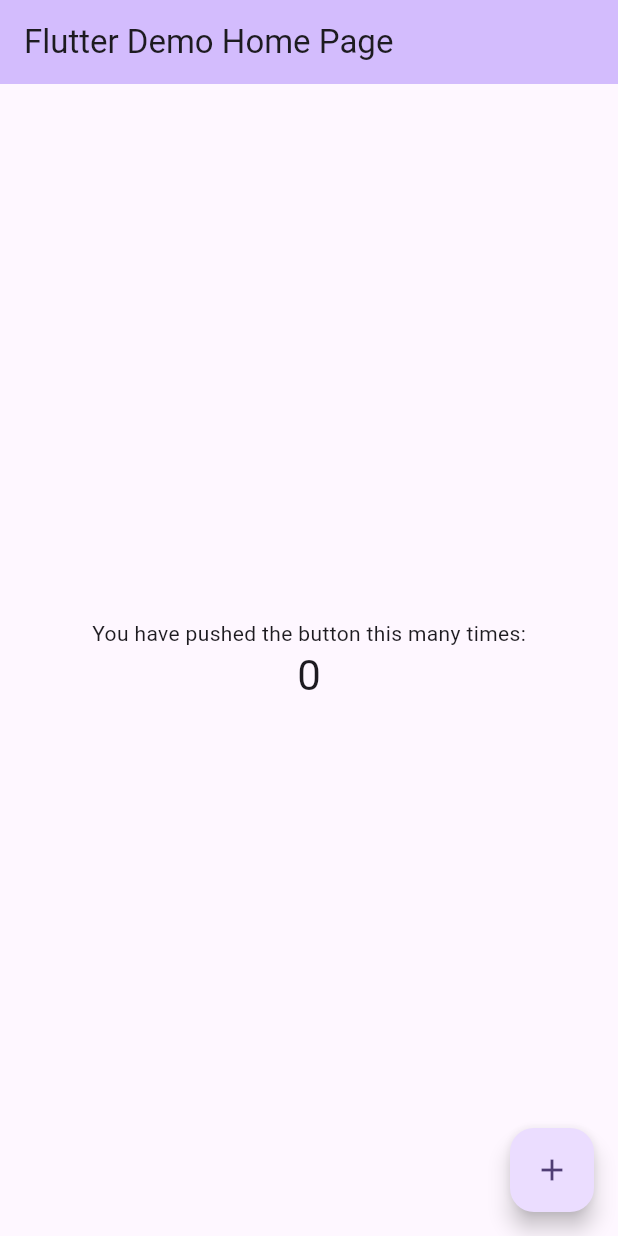
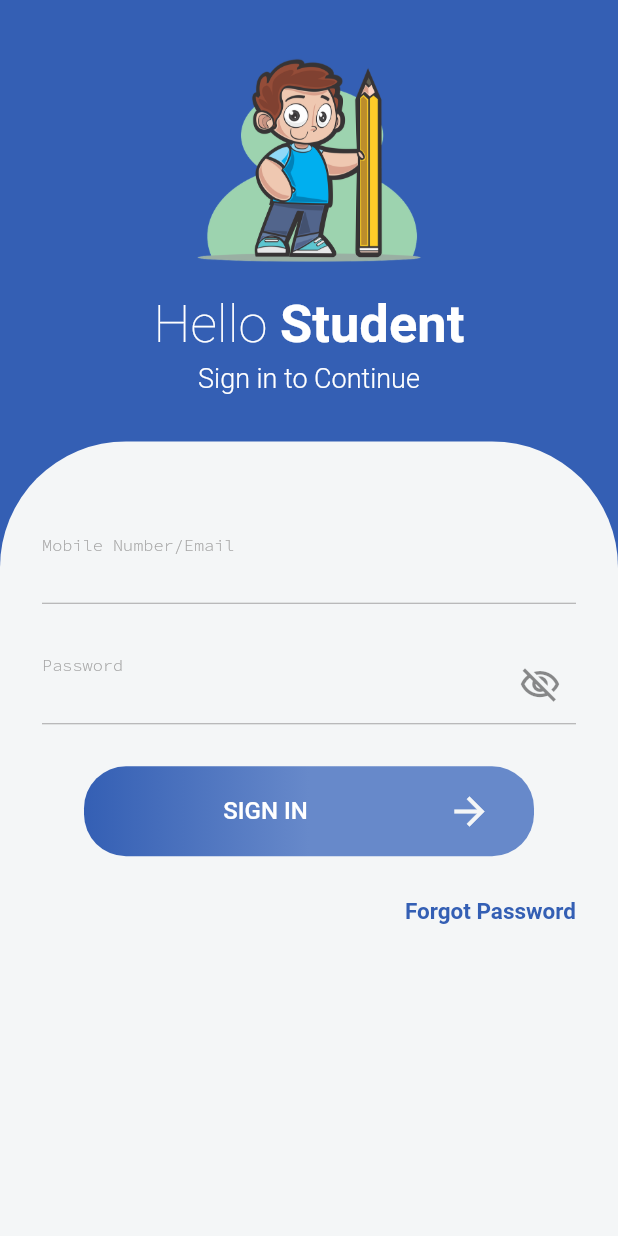
Before and after one commit to KABITATHUYAJU98/school_app_flutter, a Flutter app: the screen it shows after launch, on a phone screen of 412 x 824 dp. Run offline on Flutter 3.47's test engine with Material 2 defaults, Android fonts, the phone set to English and light mode, and no system bars; our stand-ins replace google_fonts.

Commit message:
'added_login_screen'

```diff
--- /dev/null
+++ b/lib/components/custom_buttons.dart
@@ -0,0 +1,51 @@
+import 'package:flutter/material.dart';
+import 'package:hamro_vidyalaya/constants.dart';
+
+class DefaultButton extends StatelessWidget {
+  final VoidCallback onPress;
+  final String title;
+  final IconData iconData;
+
+  const DefaultButton(
+      {Key? key,
+      required this.onPress,
+      required this.title,
+      required this.iconData})
+      : super(key: key);
+
+  @override
+  Widget build(BuildContext context) {
+    return InkWell(
+      onTap: onPress,
+      child: Container(
+        margin: const EdgeInsets.only(
+          left: kDefaultPadding,
+          right: kDefaultPadding,
+        ),
+        padding: const EdgeInsets.only(right: kDefaultPadding),
+        width: double.infinity,
+        height: 60.0,
+        decoration: BoxDecoration(
+            gradient: const LinearGradient(
+                colors: [kPrimaryColor, kSecondaryColor],
+                begin: FractionalOffset(0.0, 0.0),
+                end: FractionalOffset(0.5, 0.0),
+                stops: [0.0, 1.0],
+                tileMode: TileMode.clamp),
+            borderRadius: BorderRadius.circular(kDefaultPadding)),
+        child: Row(children: [
+          const Spacer(),
+          Text(
+            title,
+            style: Theme.of(context)
+                .textTheme
+                .bodyMedium!
+                .copyWith(fontWeight: FontWeight.w500, fontSize: 16.0),
+          ),
+          const Spacer(),
+          Icon(iconData, size: 30.0, color: kOtherColor),
+        ]),
+      ),
+    );
+  }
+}
--- a/lib/constants.dart
+++ b/lib/constants.dart
@@ -4,17 +4,21 @@ import 'package:flutter/material.dart';
 const Color kPrimaryColor = Color(0xFF345FB4);
 const Color kSecondaryColor = Color(0xFF6789CA);
 const Color kTextBlackColor = Color(0xFF313131);
-const Color kTextWhiteColor = Color(0xFF777777);
-const Color kContainerColor = Color(0xFFF4F6F7);
+const Color kTextWhiteColor = Color(0xFFFFFFFF);
+const Color kContainerColor = Color(0xFF777777);
 const Color kOtherColor = Color(0xFFF4F6F7);
 const Color kTextLightColor = Color(0xFFA5A5A5);
 const Color kErrorBorderColor = Color(0xFFE74C3C);
 
 //default value
 const kDefaultPadding = 28.0;
+const sizedBox = SizedBox(
+  height: kDefaultPadding,
+);
 
 //validation for mobile
 const String mobilePattern = r'(^(?:[+B]9)?[0-9]{10,12}$)';
 
 //validation for email
-const String emailPattern = r'^(([^<>()[\]\\.,;:\s@\"]+(\.[^<>()[\]\\.,;:\s@\"]+)*)|(\".+\"))@((\[[0-9]{1,3}\.[0-9]{1,3}\.[0-9]{1,3}\.[0-9]{1,3}\])|(([a-zA-Z\-0-9]+\.)+[a-zA-Z]{2,}))$';
+const String emailPattern =
+    r'^(([^<>()[\]\\.,;:\s@\"]+(\.[^<>()[\]\\.,;:\s@\"]+)*)|(\".+\"))@((\[[0-9]{1,3}\.[0-9]{1,3}\.[0-9]{1,3}\.[0-9]{1,3}\])|(([a-zA-Z\-0-9]+\.)+[a-zA-Z]{2,}))$';
--- a/lib/main.dart
+++ b/lib/main.dart
@@ -1,125 +1,81 @@
 import 'package:flutter/material.dart';
+import 'package:google_fonts/google_fonts.dart';
+import 'package:hamro_vidyalaya/constants.dart';
+import 'package:hamro_vidyalaya/routes.dart';
+import 'package:hamro_vidyalaya/screens/splash_screen/splash_screen.dart';
 
 void main() {
-  runApp(const MyApp());
+  runApp(MyApp());
 }
 
 class MyApp extends StatelessWidget {
-  const MyApp({super.key});
-
-  // This widget is the root of your application.
   @override
   Widget build(BuildContext context) {
     return MaterialApp(
-      title: 'Flutter Demo',
-      theme: ThemeData(
-        // This is the theme of your application.
-        //
-        // TRY THIS: Try running your application with "flutter run". You'll see
-        // the application has a blue toolbar. Then, without quitting the app,
-        // try changing the seedColor in the colorScheme below to Colors.green
-        // and then invoke "hot reload" (save your changes or press the "hot
-        // reload" button in a Flutter-supported IDE, or press "r" if you used
-        // the command line to start the app).
-        //
-        // Notice that the counter didn't reset back to zero; the application
-        // state is not lost during the reload. To reset the state, use hot
-        // restart instead.
-        //
-        // This works for code too, not just values: Most code changes can be
-        // tested with just a hot reload.
-        colorScheme: ColorScheme.fromSeed(seedColor: Colors.deepPurple),
-        useMaterial3: true,
-      ),
-      home: const MyHomePage(title: 'Flutter Demo Home Page'),
+      title: 'Hamro Vidyalaya',
+      debugShowCheckedModeBanner: false,
+      //using light theme for this app
+      theme: ThemeData.light().copyWith(
+          scaffoldBackgroundColor: kPrimaryColor, //default color for scaffold
+          primaryColor: kPrimaryColor,
+
+          // use sourceSansPro as googlefont for our app
+          textTheme:
+              GoogleFonts.sourceCodeProTextTheme(Theme.of(context).textTheme)
+                  .apply()
+                  .copyWith(
+                      bodyMedium:
+                          const TextStyle(
+                              color: kTextWhiteColor,
+                              fontSize: 35.0,
+                              fontWeight: FontWeight.bold),
+                      bodySmall: const TextStyle(
+                          color: kTextWhiteColor,
+                          fontSize: 18.0,
+                          fontWeight: FontWeight.w300)),
+
+          //input decoration theme for all in app
+          inputDecorationTheme: const InputDecorationTheme(
+            //labelStyle for FormField
+            labelStyle: TextStyle(
+              fontSize: 15.0,
+              color: kTextLightColor,
+              height: 0.5,
+            ),
+
+            //hintStyle
+            hintStyle:
+                TextStyle(fontSize: 16.0, color: kTextBlackColor, height: 0.5),
+
+            //we are using underline input border instead of outline
+            enabledBorder: UnderlineInputBorder(
+                borderSide: BorderSide(
+              color: kTextLightColor,
+              width: 0.7,
+            )),
+
+            border: UnderlineInputBorder(
+                borderSide: BorderSide(color: kTextLightColor)),
+
+            disabledBorder: UnderlineInputBorder(
+                borderSide: BorderSide(color: kTextLightColor)),
+
+            //on_focus change color
+            focusedBorder: UnderlineInputBorder(
+                borderSide: BorderSide(color: kTextLightColor)),
+
+            //color changes when user enters wrong information, we will use validators for this process
+            errorBorder: UnderlineInputBorder(
+                borderSide: BorderSide(color: kErrorBorderColor, width: 1.2)),
+
+            focusedErrorBorder: UnderlineInputBorder(
+                borderSide: BorderSide(color: kErrorBorderColor, width: 1.2)),
+          )),
+
+      //initial route for this app is splash_screen
+      initialRoute: SplashScreen.routeName,
+      //define the routes file here in order to access the routes any where all over the app
+      routes: routes,
     );
   }
 }
-
-class MyHomePage extends StatefulWidget {
-  const MyHomePage({super.key, required this.title});
-
-  // This widget is the home page of your application. It is stateful, meaning
-  // that it has a State object (defined below) that contains fields that affect
-  // how it looks.
-
-  // This class is the configuration for the state. It holds the values (in this
-  // case the title) provided by the parent (in this case the App widget) and
-  // used by the build method of the State. Fields in a Widget subclass are
-  // always marked "final".
-
-  final String title;
-
-  @override
-  State<MyHomePage> createState() => _MyHomePageState();
-}
-
-class _MyHomePageState extends State<MyHomePage> {
-  int _counter = 0;
-
-  void _incrementCounter() {
-    setState(() {
-      // This call to setState tells the Flutter framework that something has
-      // changed in this State, which causes it to rerun the build method below
-      // so that the display can reflect the updated values. If we changed
-      // _counter without calling setState(), then the build method would not be
-      // called again, and so nothing would appear to happen.
-      _counter++;
-    });
-  }
-
-  @override
-  Widget build(BuildContext context) {
-    // This method is rerun every time setState is called, for instance as done
-    // by the _incrementCounter method above.
-    //
-    // The Flutter framework has been optimized to make rerunning build methods
-    // fast, so that you can just rebuild anything that needs updating rather
-    // than having to individually change instances of widgets.
-    return Scaffold(
-      appBar: AppBar(
-        // TRY THIS: Try changing the color here to a specific color (to
-        // Colors.amber, perhaps?) and trigger a hot reload to see the AppBar
-        // change color while the other colors stay the same.
-        backgroundColor: Theme.of(context).colorScheme.inversePrimary,
-        // Here we take the value from the MyHomePage object that was created by
-        // the App.build method, and use it to set our appbar title.
-        title: Text(widget.title),
-      ),
-      body: Center(
-        // Center is a layout widget. It takes a single child and positions it
-        // in the middle of the parent.
-        child: Column(
-          // Column is also a layout widget. It takes a list of children and
-          // arranges them vertically. By default, it sizes itself to fit its
-          // children horizontally, and tries to be as tall as its parent.
-          //
-          // Column has various properties to control how it sizes itself and
-          // how it positions its children. Here we use mainAxisAlignment to
-          // center the children vertically; the main axis here is the vertical
-          // axis because Columns are vertical (the cross axis would be
-          // horizontal).
-          //
-          // TRY THIS: Invoke "debug painting" (choose the "Toggle Debug Paint"
-          // action in the IDE, or press "p" in the console), to see the
-          // wireframe for each widget.
-          mainAxisAlignment: MainAxisAlignment.center,
-          children: <Widget>[
-            const Text(
-              'You have pushed the button this many times:',
-            ),
-            Text(
-              '$_counter',
-              style: Theme.of(context).textTheme.headlineMedium,
-            ),
-          ],
-        ),
-      ),
-      floatingActionButton: FloatingActionButton(
-        onPressed: _incrementCounter,
-        tooltip: 'Increment',
-        child: const Icon(Icons.add),
-      ), // This trailing comma makes auto-formatting nicer for build methods.
-    );
-  }
-}
--- /dev/null
+++ b/lib/routes.dart
@@ -0,0 +1,9 @@
+import 'package:flutter/material.dart';
+import 'package:hamro_vidyalaya/screens/login_screen/login_screen.dart';
+import 'package:hamro_vidyalaya/screens/splash_screen/splash_screen.dart';
+
+Map<String, WidgetBuilder> routes = {
+  //All screens will be registered here - like manifest in android
+  SplashScreen.routeName: (context) => SplashScreen(),
+  LoginScreen.routeName: (context) => LoginScreen(),
+};
--- /dev/null
+++ b/lib/screens/login_screen/login_screen.dart
@@ -0,0 +1,177 @@
+import 'package:flutter/material.dart';
+import 'package:hamro_vidyalaya/components/custom_buttons.dart';
+import 'package:hamro_vidyalaya/constants.dart';
+
+late bool _passwordVisible;
+
+class LoginScreen extends StatefulWidget {
+  static String routeName = 'LoginScreen';
+
+  @override
+  State<LoginScreen> createState() => _LoginScreenState();
+}
+
+class _LoginScreenState extends State<LoginScreen> {
+  //validating our form
+  final _formKey = GlobalKey<FormState>();
+
+  //changes current state
+  @override
+  void initState() {
+    super.initState();
+    _passwordVisible = true;
+  }
+
+  Widget build(BuildContext context) {
+    return GestureDetector(
+      //when user taps anywhere on the screen, keyboard hides!!
+      onTap: () => FocusManager.instance.primaryFocus?.unfocus(),
+
+      child: Scaffold(
+        body: ListView(
+          children: [
+            //dividing the body into two half
+            Container(
+              //using media query to fit all screen size in same manner
+              width: MediaQuery.of(context).size.width,
+              height: MediaQuery.of(context).size.height / 2.8,
+
+              child: Column(
+                crossAxisAlignment: CrossAxisAlignment.center,
+                mainAxisAlignment: MainAxisAlignment.center,
+                children: [
+                  Image.asset(
+                    'assets/images/splash.png',
+                    height: 150.0,
+                    width: 150.0,
+                  ),
+                  const SizedBox(height: kDefaultPadding / 2),
+                  Row(
+                    mainAxisAlignment: MainAxisAlignment.center,
+                    children: [
+                      Text(
+                        'Hello ',
+                        style: Theme.of(context).textTheme.bodyMedium!.copyWith(
+                              fontWeight: FontWeight.w200,
+                            ),
+                      ),
+                      Text('Student',
+                          style: Theme.of(context).textTheme.bodyMedium),
+                    ],
+                  ),
+                  const SizedBox(height: kDefaultPadding / 6),
+                  Text(
+                    'Sign in to Continue',
+                    style: Theme.of(context).textTheme.bodySmall,
+                  )
+                ],
+              ),
+            ),
+
+            Container(
+              width: MediaQuery.of(context).size.width,
+              height: MediaQuery.of(context).size.height,
+              decoration: const BoxDecoration(
+                borderRadius: BorderRadius.only(
+                  topLeft: Radius.circular(kDefaultPadding * 3),
+                  topRight: Radius.circular(kDefaultPadding * 3),
+                ),
+                color: kOtherColor,
+              ),
+              child: Padding(
+                padding: const EdgeInsets.all(kDefaultPadding),
+                child: Column(children: [
+                  Form(
+                    key: _formKey,
+                      child: Column(
+                    children: [
+                      sizedBox,
+                      //this is a best practice for clean code
+                      buildEmailField(),
+                      sizedBox,
+                      buildPasswordField(),
+                      sizedBox,
+                      DefaultButton(
+                          onPress: () {
+                            if(_formKey.currentState!.validate()){
+                              //go to next activity
+
+                            }
+                          },
+                          title: 'SIGN IN',
+                          iconData: Icons.arrow_forward_outlined),
+
+                      sizedBox,
+                      const Align(
+                        alignment: Alignment.bottomRight,
+                        child: Text('Forgot Password',
+                            textAlign: TextAlign.end,
+                            style: TextStyle(
+                                color: kPrimaryColor, fontSize: 15.0)),
+                      ),
+                    ],
+                  ))
+                ]),
+              ),
+            ),
+          ],
+        ),
+      ),
+    );
+  }
+
+  TextFormField buildEmailField() {
+    return TextFormField(
+      textAlign: TextAlign.start,
+      keyboardType: TextInputType.emailAddress,
+      style: const TextStyle(
+          color: kTextBlackColor, fontSize: 17.0, fontWeight: FontWeight.w300),
+      decoration: const InputDecoration(
+        labelText: 'Mobile Number/Email',
+        floatingLabelBehavior: FloatingLabelBehavior.always,
+        isDense: true,
+      ),
+      validator: (value) {
+        //for validation
+        RegExp regExp = RegExp(emailPattern);
+        if (value == null || value.isEmpty) {
+          return 'Please enter some text';
+          //if it doesnot matches the pattern, like if it doesnot contains @
+        } else if (!regExp.hasMatch(value)) {
+          return 'Please enter a valid email address';
+        }
+        return null;
+      },
+    );
+  }
+
+  TextFormField buildPasswordField() {
+    return TextFormField(
+      obscureText: _passwordVisible,
+      textAlign: TextAlign.start,
+      keyboardType: TextInputType.emailAddress,
+      style: const TextStyle(
+          color: kTextBlackColor, fontSize: 17.0, fontWeight: FontWeight.w300),
+      decoration: InputDecoration(
+          labelText: 'Password',
+          floatingLabelBehavior: FloatingLabelBehavior.always,
+          isDense: true,
+          suffixIcon: IconButton(
+              icon: Icon(_passwordVisible
+                  ? Icons.visibility_off_outlined
+                  : Icons.visibility_off_outlined),
+              iconSize: kDefaultPadding,
+              onPressed: () {
+                setState(() {
+                  _passwordVisible = !_passwordVisible;
+                });
+              })),
+      validator: (value) {
+        if (value!.length < 5) {
+          return 'Must be more than 5 charaters';
+        }
+        return null;
+      },
+    );
+  }
+}
--- /dev/null
+++ b/lib/screens/splash_screen/splash_screen.dart
@@ -0,0 +1,56 @@
+import 'package:flutter/material.dart';
+import 'package:google_fonts/google_fonts.dart';
+import 'package:hamro_vidyalaya/constants.dart';
+import 'package:hamro_vidyalaya/screens/login_screen/login_screen.dart';
+
+class SplashScreen extends StatelessWidget {
+  static String routeName = 'SplashScreen'; // screen - route name
+
+  @override
+  Widget build(BuildContext context) {
+    //using future to go from 1 screen to another via duration time
+    Future.delayed(const Duration(seconds: 5), () {
+      //no return when user is on login screen and press back, it will not return the user to the splash screen
+      Navigator.pushNamedAndRemoveUntil(
+          context, LoginScreen.routeName, (route) => false);
+    });
+
+    //scaffold color set to primary color in main in our text theme
+    return Scaffold(
+      //row with colm
+      body: Center(
+        child: Row(
+          mainAxisAlignment: MainAxisAlignment.spaceAround,
+          children: [
+            Column(
+              mainAxisAlignment: MainAxisAlignment.center,
+              children: [
+                Text(
+                  'Hamro',
+                  style: Theme.of(context).textTheme.bodyMedium!.copyWith(
+                        color: kTextWhiteColor,
+                        fontSize: 35.0,
+                        fontStyle: FontStyle.italic,
+                        letterSpacing: 1.0,
+                      ),
+                ),
+                Text('Vidyalaya',
+                    style: GoogleFonts.pattaya(
+                        fontSize: 35.0,
+                        fontStyle: FontStyle.italic,
+                        color: kTextWhiteColor,
+                        letterSpacing: 1.0,
+                        fontWeight: FontWeight.w700)),
+                Image.asset(
+                  'assets/images/splash.png',
+                  height: 150.0,
+                  width: 150.0,
+                )
+              ],
+            )
+          ],
+        ),
+      ),
+    );
+  }
+}
--- a/pubspec.yaml
+++ b/pubspec.yaml
@@ -36,6 +36,7 @@ dependencies:
   # Use with the CupertinoIcons class for iOS style icons.
   cupertino_icons: ^1.0.2
   google_fonts: ^6.1.0
+  flutter_svg: ^2.0.7
 
 dev_dependencies:
   flutter_test:
@@ -61,8 +62,9 @@ flutter:
 
   # To add assets to your application, add an assets section, like this:
   # assets:
-  #   - images/a_dot_burr.jpeg
-  #   - images/a_dot_ham.jpeg
+  assets:
+    - assets/icons/
+    - assets/images/
 
   # An image asset can refer to one or more resolution-specific "variants", see
   # https://flutter.dev/assets-and-images/#resolution-aware
```
Also changed, not shown: pubspec.lock.
